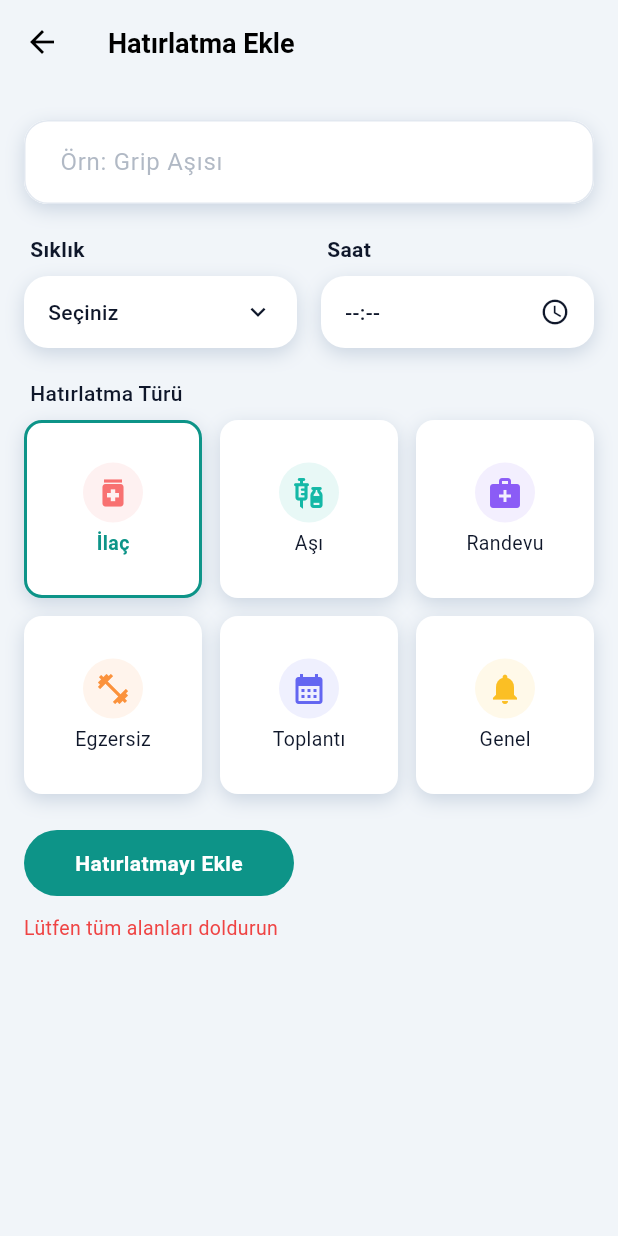
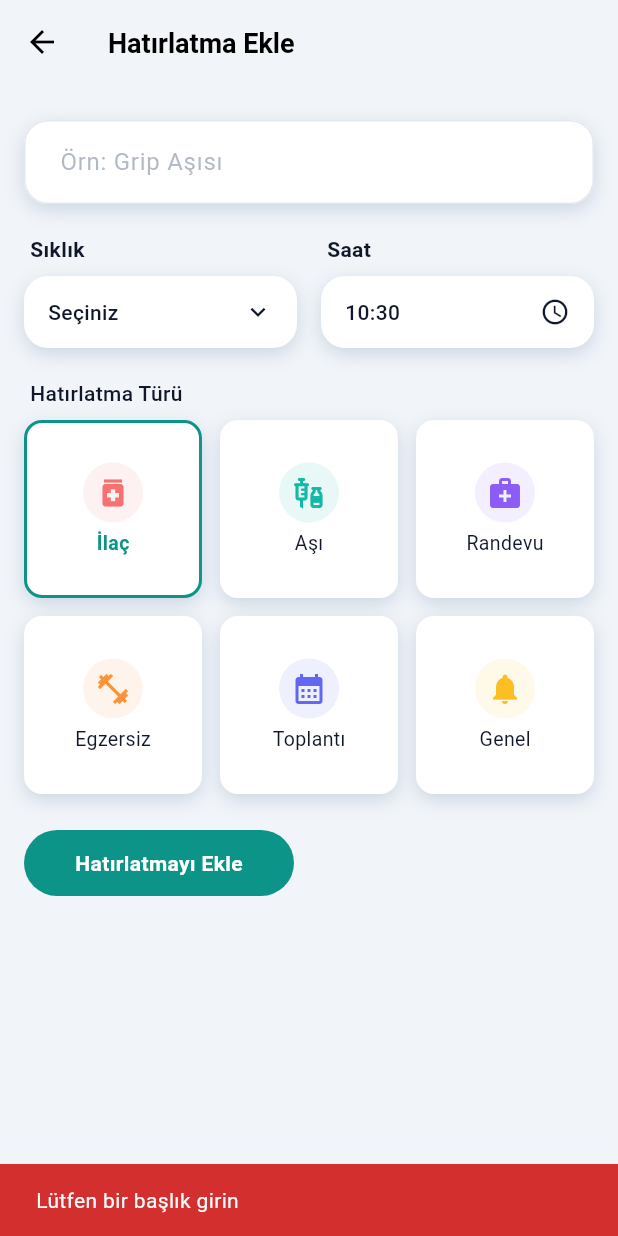
Before and after one commit to CEPTE-SAGLIK/frontend-ceptesaglik, a Flutter app: the _AddReminderContent screen opened directly, after a tap on "Hatırlatmayı Ekle", on a phone screen of 412 x 824 dp. Run offline on Flutter 3.47's test engine with Material 3 defaults, Android fonts, the phone set to English and light mode, and no system bars; our stand-ins replace flutter_local_notifications, flutter_timezone, geolocator, google_maps_flutter, shared_preferences, speech_to_text and 2 more; accounts and stored records are empty; network calls fail.

Commit message:
fix: dene

```diff
--- a/lib/core/network/api_client.dart
+++ b/lib/core/network/api_client.dart
@@ -3,13 +3,13 @@ import 'package:http/http.dart' as http;
 
 class ApiClient {
   //static const String baseUrl = 'http://192.168.1.151:5105';
-  static const String baseUrl = 'http://10.0.2.2:5105';
+  static const String baseUrl = 'http://192.168.206.155:5105';
   String? _authToken;
   String? _refreshToken;
 
   ApiClient({String? authToken, String? refreshToken})
-      : _authToken = authToken,
-        _refreshToken = refreshToken;
+    : _authToken = authToken,
+      _refreshToken = refreshToken;
 
   void setAuthToken(String? token) => _authToken = token;
   void setRefreshToken(String? token) => _refreshToken = token;
@@ -32,8 +32,11 @@ class ApiClient {
       if (response.statusCode == 200 || response.statusCode == 201) {
         final data = jsonDecode(response.body) as Map<String, dynamic>;
         final inner = data['data'] ?? data;
-        final newToken = inner['token'] ?? inner['Token'] ??
-            inner['accessToken'] ?? inner['AccessToken'];
+        final newToken =
+            inner['token'] ??
+            inner['Token'] ??
+            inner['accessToken'] ??
+            inner['AccessToken'];
         if (newToken != null) {
           _authToken = newToken.toString();
           final newRefresh = inner['refreshToken'] ?? inner['RefreshToken'];
@@ -52,8 +55,9 @@ class ApiClient {
     T Function(dynamic)? fromJson,
   }) async {
     try {
-      final uri = Uri.parse('$baseUrl$endpoint')
-          .replace(queryParameters: queryParams);
+      final uri = Uri.parse(
+        '$baseUrl$endpoint',
+      ).replace(queryParameters: queryParams);
       var response = await http.get(uri, headers: _headers);
       if (response.statusCode == 401 && await _tryRefreshToken()) {
         response = await http.get(uri, headers: _headers);
@@ -73,8 +77,7 @@ class ApiClient {
     try {
       final uri = Uri.parse('$baseUrl$endpoint');
       final encoded = body != null ? jsonEncode(body) : null;
-      var response =
-          await http.post(uri, headers: _headers, body: encoded);
+      var response = await http.post(uri, headers: _headers, body: encoded);
       if (response.statusCode == 401 && await _tryRefreshToken()) {
         response = await http.post(uri, headers: _headers, body: encoded);
       }
@@ -93,8 +96,7 @@ class ApiClient {
     try {
       final uri = Uri.parse('$baseUrl$endpoint');
       final encoded = body != null ? jsonEncode(body) : null;
-      var response =
-          await http.put(uri, headers: _headers, body: encoded);
+      var response = await http.put(uri, headers: _headers, body: encoded);
       if (response.statusCode == 401 && await _tryRefreshToken()) {
         response = await http.put(uri, headers: _headers, body: encoded);
       }
@@ -133,13 +135,17 @@ class ApiClient {
       final data = jsonDecode(response.body);
       return ApiResponse.success(fromJson != null ? fromJson(data) : data as T);
     } else if (response.statusCode == 401) {
-      return ApiResponse.error('Oturum süresi doldu. Lütfen yeniden giriş yapın.');
+      return ApiResponse.error(
+        'Oturum süresi doldu. Lütfen yeniden giriş yapın.',
+      );
     } else {
       try {
         final body = jsonDecode(response.body);
         return ApiResponse.error(
-          body['message'] ?? body['Message'] ??
-              body['error'] ?? body['Error'] ??
+          body['message'] ??
+              body['Message'] ??
+              body['error'] ??
+              body['Error'] ??
               'İstek başarısız: ${response.statusCode}',
         );
       } catch (_) {
--- a/lib/presentation/reminder/view/add_reminder_screen.dart
+++ b/lib/presentation/reminder/view/add_reminder_screen.dart
@@ -44,8 +44,16 @@ class _AddReminderContentState extends State<_AddReminderContent> {
     AddReminderViewModel viewModel,
   ) async {
     final reminder = await viewModel.saveReminder();
-    if (reminder != null && context.mounted) {
+    if (!context.mounted) return;
+    if (reminder != null) {
       Navigator.pop(context, reminder);
+    } else if (viewModel.errorMessage != null) {
+      ScaffoldMessenger.of(context).showSnackBar(
+        SnackBar(
+          content: Text(viewModel.errorMessage!),
+          backgroundColor: Colors.red.shade700,
+        ),
+      );
     }
   }
 
@@ -225,17 +233,6 @@ class _AddReminderContentState extends State<_AddReminderContent> {
                   borderRadius: 30,
                 ),
 
-                // Hata mesajı
-                if (viewModel.errorMessage != null) ...[
-                  const SizedBox(height: AppSpacing.md),
-                  Text(
-                    viewModel.errorMessage!,
-                    style: AppTextStyles.bodySmall.copyWith(
-                      color: AppColors.error,
-                    ),
-                    textAlign: TextAlign.center,
-                  ),
-                ],
               ],
             ),
           ),
--- a/lib/presentation/reminder/viewmodel/add_reminder_viewmodel.dart
+++ b/lib/presentation/reminder/viewmodel/add_reminder_viewmodel.dart
@@ -261,8 +261,13 @@ class AddReminderViewModel extends ChangeNotifier {
 
   /// Hatırlatmayı kaydet
   Future<Reminder?> saveReminder() async {
-    if (!isFormValid) {
-      _errorMessage = 'Lütfen tüm alanları doldurun';
+    if (_title.isEmpty) {
+      _errorMessage = 'Lütfen bir başlık girin';
+      notifyListeners();
+      return null;
+    }
+    if (_selectedTime == null) {
+      _errorMessage = 'Lütfen bir saat seçin';
       notifyListeners();
       return null;
     }
@@ -272,7 +277,11 @@ class AddReminderViewModel extends ChangeNotifier {
     notifyListeners();
 
     try {
-      if (_personId == null && _userRepository != null) {
+      // Zaten yüklü kişiyi kullan, yoksa backend'den al
+      if (_personId == null || _personId!.isEmpty) {
+        _personId = _selfPerson?.id ?? _selectedPerson?.id;
+      }
+      if ((_personId == null || _personId!.isEmpty) && _userRepository != null) {
         final userResult = await _userRepository.getCurrentUser();
         if (userResult.isSuccess && userResult.data != null) {
           _personId = userResult.data!.id;
@@ -411,7 +420,7 @@ class AddReminderViewModel extends ChangeNotifier {
     _errorMessage = null;
     _title = '';
     _description = null;
-    _selectedTime = null;
+    _selectedTime = TimeOfDay.now();
     _repeatType = RepeatType.none;
     _selectedFrequencyLabel = null;
     _selectedTypeIndex = 0;
```
Also changed, not shown: lib/core/services/notification_service.dart (+30 -12 lines).
